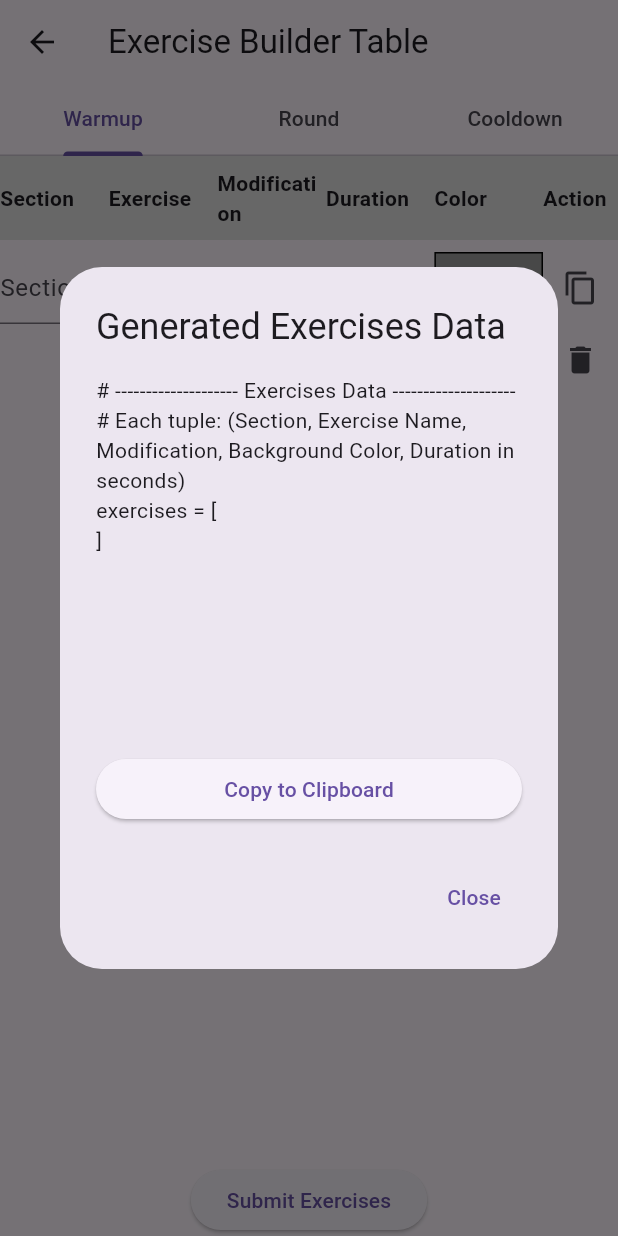
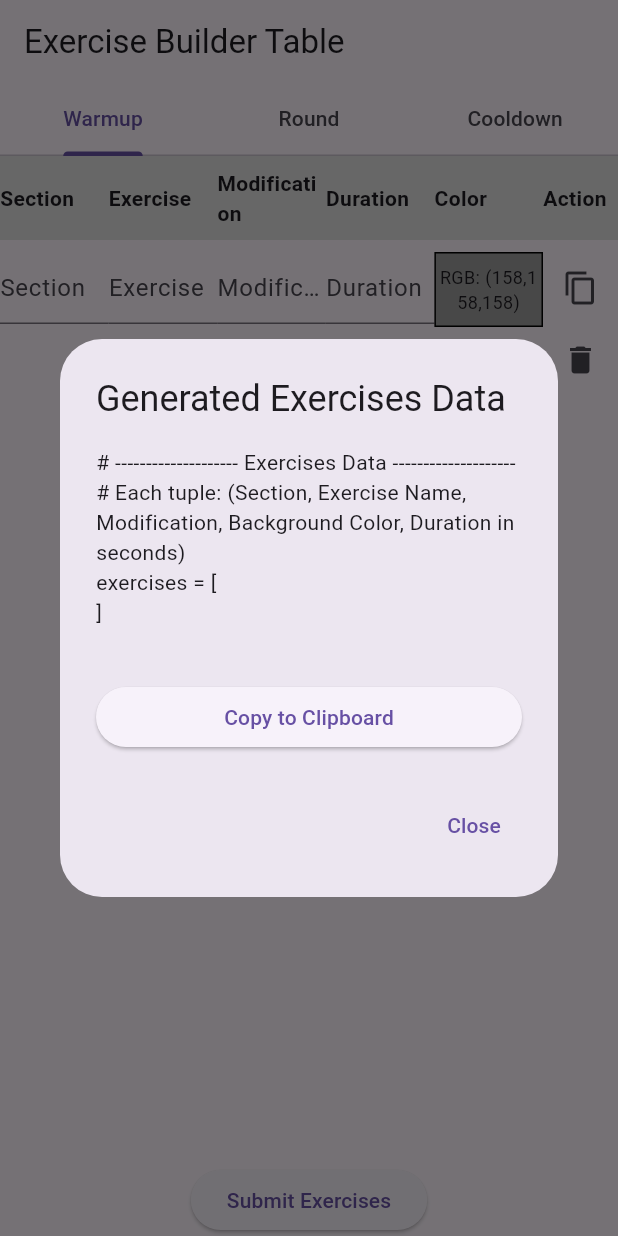
Before and after one commit to sarah-eliza/simplyactiveapp, a Flutter app: the ExerciseBuilderTable screen opened directly, after a tap on "Submit Exercises", on a phone screen of 412 x 824 dp. Run offline on Flutter 3.47's test engine with Material 3 defaults, Android fonts, the phone set to English and light mode, and no system bars; our stand-ins replace flutter_colorpicker, supabase_flutter, video_player; accounts and stored records are empty.

Commit message:
Update exercise builder

```diff
--- a/lib/screens/exercise_form.dart
+++ b/lib/screens/exercise_form.dart
@@ -453,17 +453,14 @@ class _ExerciseBuilderTableState extends State<ExerciseBuilderTable>
                   context: context,
                   builder: (context) => AlertDialog(
                     title: const Text("Generated Exercises Data"),
-                    content: SizedBox(
-                      width: double.maxFinite,
-                      height: 300, // Fixed height for the dialog's content.
+                    content: ConstrainedBox(
+                      constraints: const BoxConstraints(maxHeight: 300),
+                      child: SingleChildScrollView(
                         child: Column(
                           crossAxisAlignment: CrossAxisAlignment.stretch,
                           children: [
-                          Expanded(
-                            child: SingleChildScrollView(
-                              child: Text(output),
-                            ),
-                          ),
+                            Text(output),
+                            const SizedBox(height: 16),
                             ElevatedButton(
                               onPressed: () {
                                 Clipboard.setData(ClipboardData(text: output));
@@ -476,6 +473,7 @@ class _ExerciseBuilderTableState extends State<ExerciseBuilderTable>
                           ],
                         ),
                       ),
+                    ),
                     actions: [
                       TextButton(
                         onPressed: () => Navigator.of(context).pop(),
@@ -484,7 +482,6 @@ class _ExerciseBuilderTableState extends State<ExerciseBuilderTable>
                     ],
                   ),
                 );
-
               },
               child: const Text("Submit Exercises"),
             ),
@@ -494,3 +491,9 @@ class _ExerciseBuilderTableState extends State<ExerciseBuilderTable>
     );
   }
 }
+
+void main() {
+  runApp(const MaterialApp(
+    home: ExerciseBuilderTable(),
+  ));
+}
```
Lines whose indentation alone changed are shown as unchanged.
